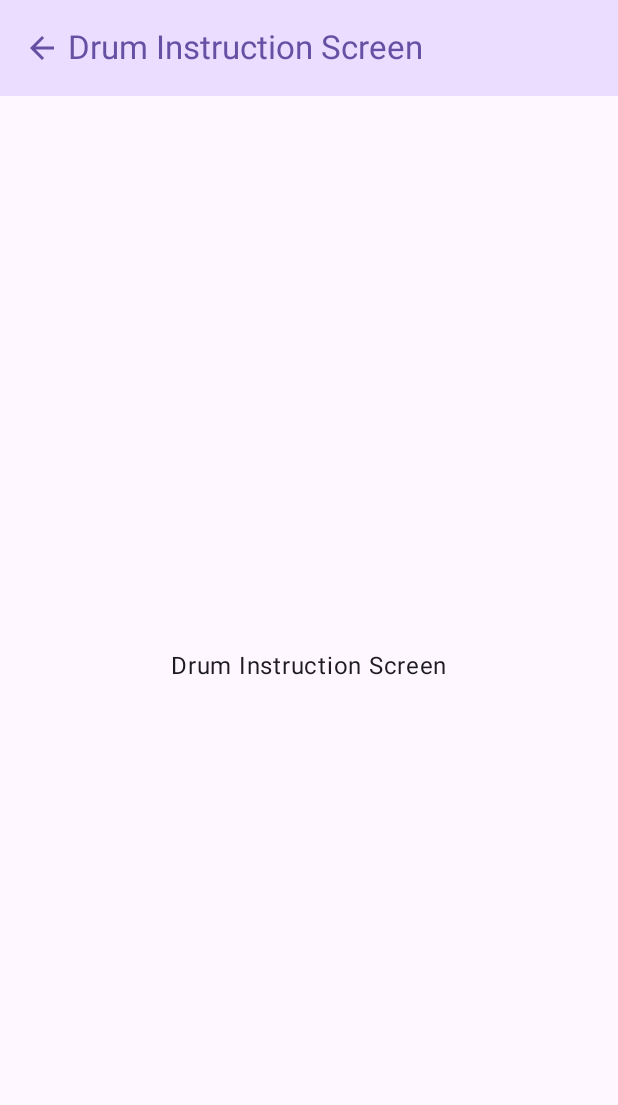
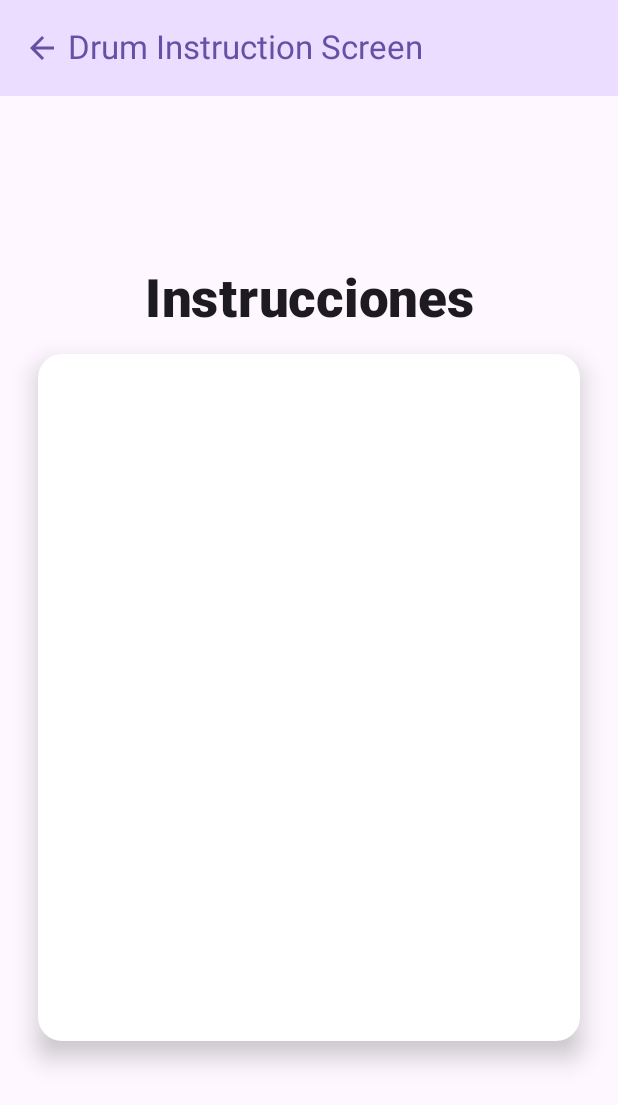
Before and after one commit to SnakyDH/ASAB-Music-Saver, an Android app built with Jetpack Compose: the DrumInstructionScreen screen opened through its navigation route, on a phone screen of 412 x 824 dp. Shown: the top 1105 px of the screen. Run offline under Robolectric (Android 15) with nearby library versions, the phone set to English and light mode, and no system bars.

Commit message:
card and title added

```diff
--- a/app/src/main/java/com/snakydh/asab_music_saver/screens/DrumInstructionScreen.kt
+++ b/app/src/main/java/com/snakydh/asab_music_saver/screens/DrumInstructionScreen.kt
@@ -4,13 +4,23 @@ import androidx.compose.foundation.clickable
 import androidx.compose.foundation.layout.Arrangement
 import androidx.compose.foundation.layout.Column
 import androidx.compose.foundation.layout.Row
+import androidx.compose.foundation.layout.Spacer
 import androidx.compose.foundation.layout.fillMaxSize
+import androidx.compose.foundation.layout.fillMaxWidth
+import androidx.compose.foundation.layout.height
 import androidx.compose.foundation.layout.padding
+import androidx.compose.foundation.layout.width
+import androidx.compose.foundation.shape.RoundedCornerShape
 import androidx.compose.material.icons.Icons
 import androidx.compose.material.icons.filled.ArrowBack
+import androidx.compose.material3.Button
+import androidx.compose.material3.Card
+import androidx.compose.material3.CardDefaults
 import androidx.compose.material3.ExperimentalMaterial3Api
+import androidx.compose.material3.FilledTonalButton
 import androidx.compose.material3.Icon
 import androidx.compose.material3.MaterialTheme
+import androidx.compose.material3.OutlinedButton
 import androidx.compose.material3.Scaffold
 import androidx.compose.material3.Text
 import androidx.compose.material3.TopAppBar
@@ -18,7 +28,13 @@ import androidx.compose.material3.TopAppBarDefaults
 import androidx.compose.runtime.Composable
 import androidx.compose.ui.Alignment
 import androidx.compose.ui.Modifier
+import androidx.compose.ui.graphics.Color
+import androidx.compose.ui.text.font.FontWeight
+import androidx.compose.ui.text.style.TextAlign
+import androidx.compose.ui.unit.dp
+import androidx.compose.ui.unit.sp
 import androidx.navigation.NavController
+import com.snakydh.asab_music_saver.navigation.AppScreens
 
 @OptIn(ExperimentalMaterial3Api::class)
 @Composable
@@ -53,8 +69,26 @@ fun DrumInstructionScreen(navController: NavController) {
             horizontalAlignment = Alignment.CenterHorizontally,
             verticalArrangement = Arrangement.Center,
         ) {
-            Text(text = "Drum Instruction Screen")
+            Text(
+                //modifier = Modifier
+                //  .padding(0.dp, 15.dp),
+                text = "Instrucciones",
+                fontSize = 35.sp,
+                textAlign = TextAlign.Center,
+                fontWeight = FontWeight.ExtraBold,
+                lineHeight = 40.sp
+            )
+            Card(
+                modifier = Modifier
+                    .fillMaxWidth()
+                    .height(490.dp)
+                    .padding(horizontal = 25.dp, vertical = 16.dp),
+                shape = RoundedCornerShape(16.dp),
+                colors = CardDefaults.cardColors(Color.White),
+                elevation = CardDefaults.cardElevation(10.dp)
+            ) {
+            }
 
-        }
+        } // Column inicial
     }
 }
```
